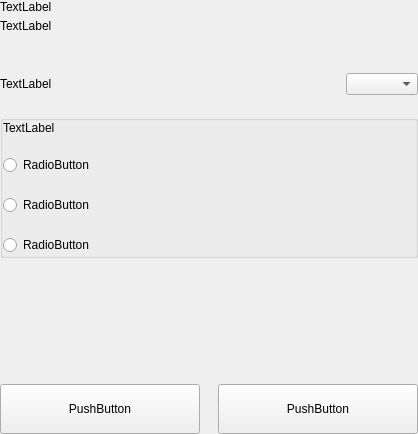
Before: the Qt Designer form src/qt/vitae/settings/forms/settingswalletoptionswidget.ui in VitaeTeam/Vitae, drawn with Qt 5.
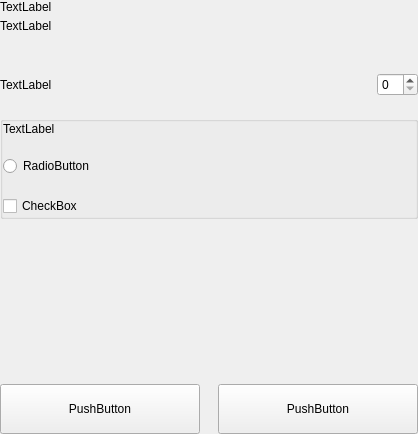
After: the same form once the commit is applied.

```diff
--- a/src/qt/vitae/settings/forms/settingswalletoptionswidget.ui
+++ b/src/qt/vitae/settings/forms/settingswalletoptionswidget.ui
@@ -119,7 +119,7 @@
            </spacer>
           </item>
           <item>
-           <widget class="QComboBox" name="comboBoxStake"/>
+           <widget class="QSpinBox" name="spinBoxStakeSplitThreshold"/>
           </item>
          </layout>
         </item>
@@ -167,13 +167,6 @@
              </property>
             </widget>
            </item>
-           <item>
-            <widget class="QRadioButton" name="radioButtonEnable">
-             <property name="text">
-              <string>RadioButton</string>
-             </property>
-            </widget>
-           </item>
            <item>
             <widget class="QRadioButton" name="radioButtonShow">
              <property name="text">
@@ -182,9 +175,9 @@
             </widget>
            </item>
            <item>
-            <widget class="QRadioButton" name="radioButtonSpend">
+            <widget class="QCheckBox" name="radioButtonSpend">
              <property name="text">
-              <string>RadioButton</string>
+              <string>CheckBox</string>
              </property>
             </widget>
            </item>
```
